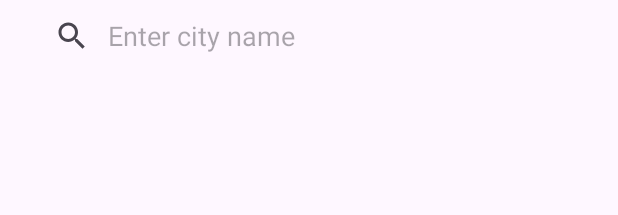
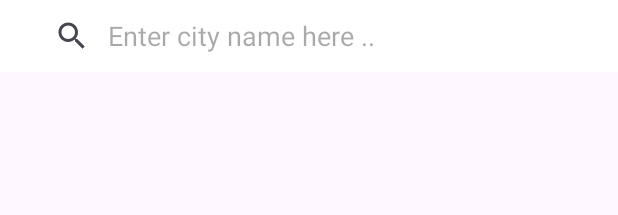
Before and after one commit to anjanishubham/MyWeatherApp, an Android app: the layout activity_main.xml on its own in the app's theme, with its tools: preview values and no code run, on a phone screen of 412 x 824 dp. Shown: the top 215 px of the screen. Run offline under Robolectric (Android 15) with nearby library versions, the phone set to English and light mode, and no system bars.

Commit message:
Ui issue fixed

```diff
--- /dev/null
+++ b/app/src/main/res/drawable/drawable_search_view_bg.xml
@@ -0,0 +1,4 @@
+<?xml version="1.0" encoding="utf-8"?>
+<shape xmlns:android="http://schemas.android.com/apk/res/android">
+    <solid android:color="@color/white" />
+</shape>
--- a/app/src/main/res/layout/activity_main.xml
+++ b/app/src/main/res/layout/activity_main.xml
@@ -9,11 +9,12 @@
     <SearchView
         android:id="@+id/searchViewText"
         android:layout_width="0dp"
+        android:background="@drawable/drawable_search_view_bg"
         android:layout_height="wrap_content"
-        android:layout_marginHorizontal="@dimen/_16dp"
+        android:paddingHorizontal="@dimen/_16dp"
         android:iconifiedByDefault="false"
         android:queryBackground="@android:color/transparent"
-        android:queryHint="Enter city name"
+        android:queryHint="Enter city name here .."
         app:layout_constraintEnd_toEndOf="parent"
         app:layout_constraintStart_toStartOf="parent"
         app:layout_constraintTop_toTopOf="parent" />
--- a/app/src/main/res/layout/layout_weather_item.xml
+++ b/app/src/main/res/layout/layout_weather_item.xml
@@ -12,7 +12,7 @@
         android:layout_width="match_parent"
         android:layout_height="wrap_content"
         android:paddingVertical="@dimen/_4dp"
-        android:gravity="center"
+        android:gravity="start"
         android:textSize="20sp"
         android:textStyle="bold"
         />
```
